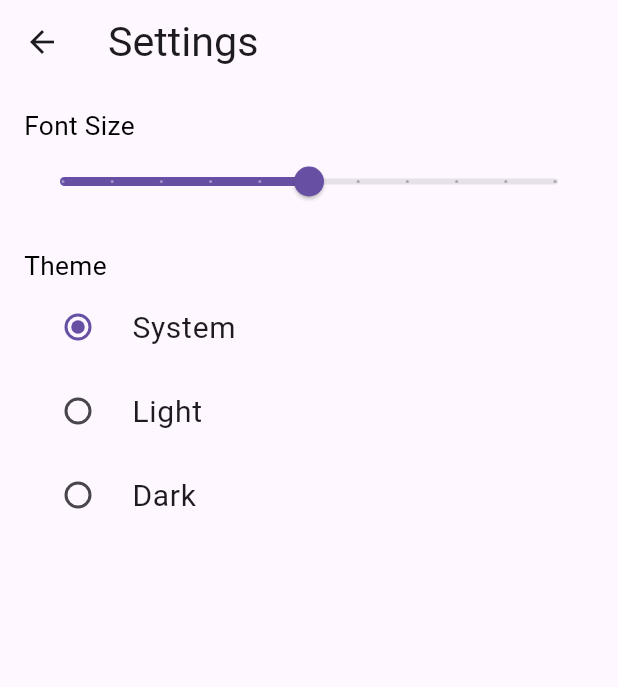
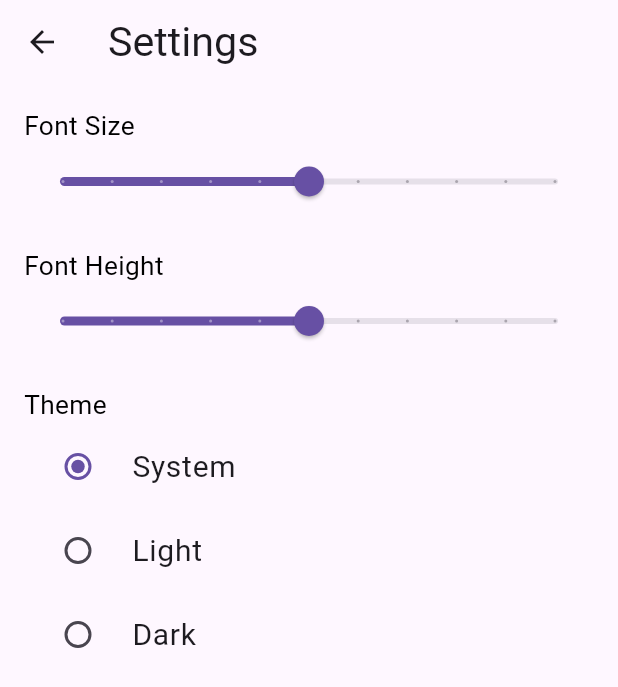
Before and after one commit to spencerwjensen96/langread, a Flutter app: the SettingsView screen opened directly, on a phone screen of 412 x 824 dp. Shown: the top 687 px of the screen. Run offline on Flutter 3.47's test engine with Material 3 defaults, Android fonts, the phone set to English and light mode, and no system bars; our stand-ins replace file_picker, flutter_dotenv; missing offline and left inert: dart:ffi; network calls fail.

```diff
--- a/lib/main.dart
+++ b/lib/main.dart
@@ -1,10 +1,12 @@
 import 'package:flutter/material.dart';
 import 'package:provider/provider.dart';
+import 'package:flutter_dotenv/flutter_dotenv.dart';
 
 import 'views/home_screen.dart';
 import 'models/settings.dart';
 
-void main() {
+void main() async {
+  await dotenv.load(fileName: ".env");
   runApp(
     ChangeNotifierProvider(
       create: (context) => SettingsModel(),
--- a/lib/models/settings.dart
+++ b/lib/models/settings.dart
@@ -2,11 +2,13 @@ import 'package:flutter/material.dart';
 
 class SettingsModel extends ChangeNotifier {
   double _fontSize = 20.0;
+  double _lineHeight = 1.5;
   ThemeMode _themeMode = ThemeMode.system;
 
   double get fontSize => _fontSize;
   double get subfontSize => _fontSize - 4;
   double get superfontSize => _fontSize + 4;
+  double get lineHeight => _lineHeight;
 
   ThemeMode get themeMode => _themeMode;
 
@@ -15,6 +17,11 @@ class SettingsModel extends ChangeNotifier {
     notifyListeners();
   }
 
+  void setLineHeight(double height) {
+    _lineHeight = height;
+    notifyListeners();
+  }
+
   void setThemeMode(ThemeMode mode) {
     _themeMode = mode;
     notifyListeners();
--- a/lib/views/home_screen.dart
+++ b/lib/views/home_screen.dart
@@ -12,6 +12,7 @@ class HomeScreen extends StatefulWidget {
 
 class _HomeScreenState extends State<HomeScreen> {
   int _selectedIndex = 0;
+  bool _isReading = false;
   static Book lastReadBook = Book(
       id: 0,
       title: 'Sample Book 1',
@@ -26,6 +27,7 @@ class _HomeScreenState extends State<HomeScreen> {
   void _onItemTapped(int index) {
     setState(() {
       _selectedIndex = index;
+      index == 1 ? _isReading = true : _isReading = false;
     });
   }
 
@@ -35,7 +37,7 @@ class _HomeScreenState extends State<HomeScreen> {
       body: Center(
         child: _widgetOptions.elementAt(_selectedIndex),
       ),
-      bottomNavigationBar: BottomNavigationBar(
+      bottomNavigationBar: _isReading ? null : BottomNavigationBar(
         items: const <BottomNavigationBarItem>[
           BottomNavigationBarItem(
         icon: Icon(Icons.library_books),
--- a/lib/views/library_view.dart
+++ b/lib/views/library_view.dart
@@ -21,6 +21,11 @@ class LibraryView extends StatelessWidget {
         coverUrl: 'https://via.placeholder.com/150'),
     Book(
         id: 2,
+        title: 'Brothers Lionheart',
+        author: 'Astrid Lindgren',
+        coverUrl: 'https://via.placeholder.com/150'),
+    Book(
+        id: 3,
         title: 'Broderna Lejonhjarta',
         author: 'Astrid Lindgren',
         coverUrl: 'https://via.placeholder.com/150'),
--- a/lib/views/reading_view.dart
+++ b/lib/views/reading_view.dart
@@ -27,6 +27,12 @@ final Map<int, List<String>> samplePages = {
   2: [
     "Now I’m going to tell you about my brother. My brother, Jonathan Lionheart, is the person I want to tell you about. I think it’s almost like a saga, and just a little like a ghost story, and yet every word is true, though Jonathan and I are probably the only people who know that.",
     "Jonathan’s name wasn’t Lionheart from the start. His last name was Lion, just like Mother’s and mine. Jonathan Lion was his name. My name is Karl Lion and Mother’s is Sigrid Lion. Father was Axel Lion, but he went to sea and we never heard from him since."
+  ],
+  3: [
+    "Nu ska jag berätta om min bror. Min bror, Jonatan Lejonhjärta, honom vill jag berätta om. Det är nästan som en saga tycker jag, och lite, lite som en spökhistoria också, och ändå är alltihop sant. Fast det vet nog ingen mer än jag och Jonatan.",
+    "Jonatan hette inte Lejonhjärta från början. Han hette Lejon i efternamn precis som mama och jag. Jonatan Lejon hette han. Jag heter Karl Lejon och mamma Sigrid Lejon. Pappa hette Axel Lejon, fast han stack ifrån oss när jag bara var två år, och gick till sjöss, och sen har vi inte hört av honom.",
+    "Men vad jag nu skulle tala om, det var hur det gick till att min bror Jonatan blev Jonatan Lejonhjärta. Och allt det underliga som hände sen.",
+    "Jonatan visste att jag snart skulle dö. Jag tror att alla visste det utom mig. De visste det i skolan med, för jag låg ju bara hemma och hostade och var sjuk jämt, sista halvåret har jag inte kunnat gå i skolan alls. Alla tanderna som mamma syr klänningar åt visste det också, och det var en av dom som pratade med mamma on det så att jag råkade höra det, fast det inte var meningen. De trodde att jag sov. Men jag låg bara och blundade. Och det fortsatte jag med, för jag ville inte visa att jag hade hört det där hemska -- att jag snart skulle dö.",
   ]
 };
 
--- a/lib/views/settings_view.dart
+++ b/lib/views/settings_view.dart
@@ -25,6 +25,20 @@ class SettingsView extends StatelessWidget {
                 label: settings.fontSize.round().toString(),
                 onChanged: (value) {
                   settings.setFontSize(value);
+                },
+              ),
+              const SizedBox(height: 20),
+              const Text(
+                'Font Height',
+              ),
+              Slider(
+                value: settings.lineHeight,
+                min: 1.0,
+                max: 2.0,
+                divisions: 10,
+                label: settings.lineHeight.toString(),
+                onChanged: (value) {
+                  settings.setLineHeight(value);
                 },
               ),
               const SizedBox(height: 20),
--- a/pubspec.yaml
+++ b/pubspec.yaml
@@ -29,6 +29,9 @@ environment:
 # versions available, run `flutter pub outdated`.
 dependencies:
   file_picker: ^8.1.2
+  flutter_dotenv: ^5.0.2
+  # fluttertoast: ^8.2.8
+  http: ^1.2.2
   provider: ^6.1.2
   uuid: ^4.4.2
   flutter:
```
Also changed, not shown: lib/utils/dictionary_utils.dart (added, +41 -0 lines), lib/views/components/SmoothPageView.dart (+27 -1 lines), pubspec.lock, 1 other file. Lines whose indentation alone changed are shown as unchanged.
